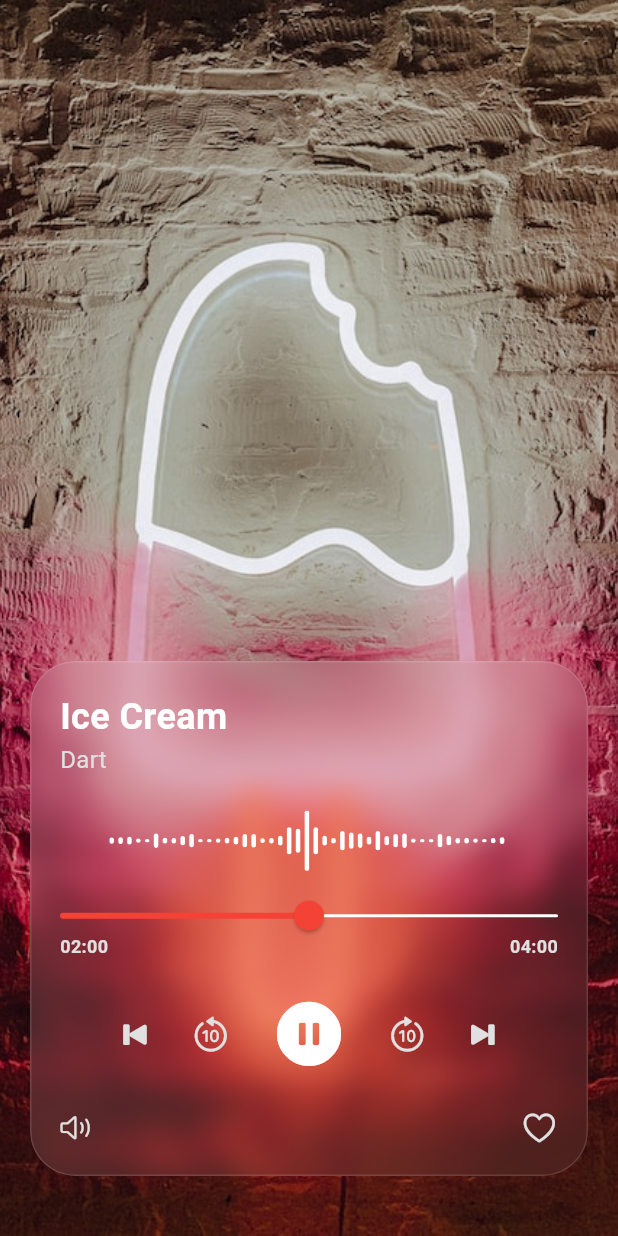
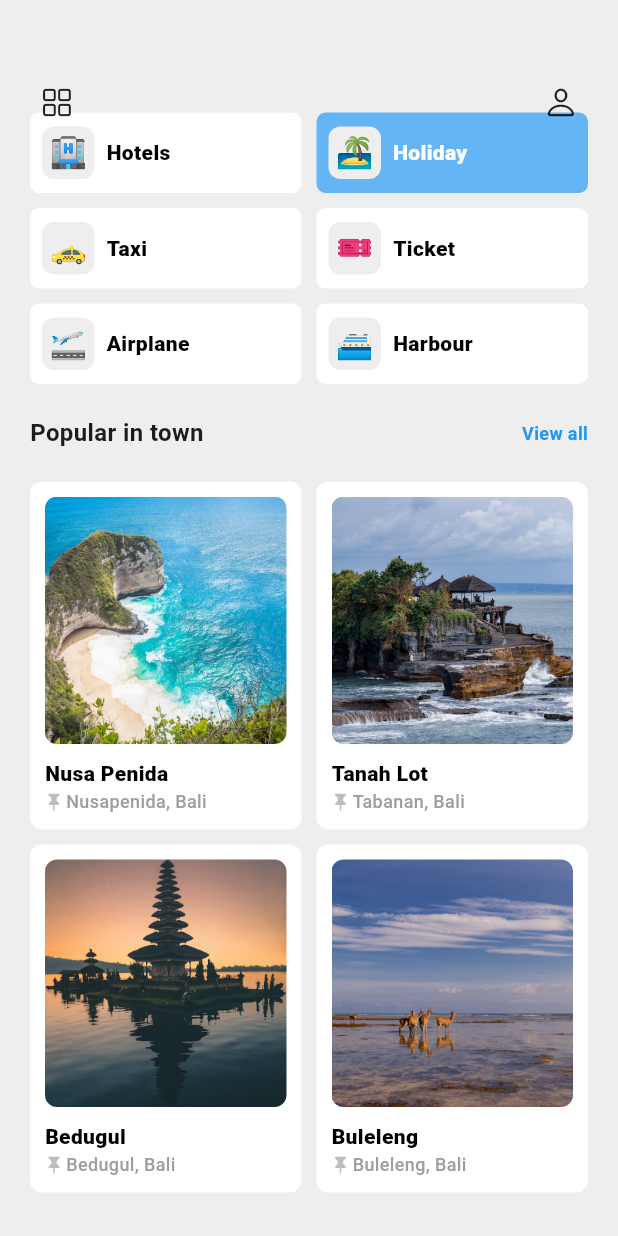
Before and after one commit to Dicky-27/codervamp-flutter, a Flutter app: the screen it shows after launch, on a phone screen of 412 x 824 dp. Run offline on Flutter 3.47's test engine with Material 3 defaults, Android fonts, the phone set to English and light mode, and no system bars; our stand-ins replace lottie; missing offline and left inert: tutorial_coach_mark.

Commit message:
create(inapptour): add widget

```diff
--- /dev/null
+++ b/lib/inapptour/tour_home.dart
@@ -0,0 +1,481 @@
+/*
+  Hi!!!
+
+  This file is organized into sections for easy navigation.
+
+  Sections:
+  - Variables
+  - Global Keys
+  - Tour Functions
+  - Initialization
+  - UI
+
+  Search using section mark like "// MARK: - Variables" to find specific content.
+
+  Don't forget to give a star on my GitHub @Dicky-27!
+*/
+
+import 'dart:ui';
+import 'package:codervamp/utils/dummy.dart';
+import 'package:flutter/cupertino.dart';
+import 'package:flutter/material.dart';
+import 'package:tutorial_coach_mark/tutorial_coach_mark.dart';
+
+class TourHomePage extends StatefulWidget {
+  const TourHomePage({super.key});
+
+  @override
+  State<TourHomePage> createState() => _TourHomePageState();
+}
+
+class _TourHomePageState extends State<TourHomePage> {
+  // MARK: - Variables
+  late TutorialCoachMark tutorialCoachMark;
+
+  // MARK: - Global Keys
+  GlobalKey appbarKeyButtonLeft = GlobalKey();
+  GlobalKey appbarKeyButtonRight = GlobalKey();
+  GlobalKey menuKeyButton = GlobalKey();
+  GlobalKey viewAllKeyButton = GlobalKey();
+  GlobalKey destinationKeyButton = GlobalKey();
+
+  // MARK: - Tour Functions
+  void showTutorial() {
+    tutorialCoachMark.show(context: context);
+  }
+
+  void createTutorial() {
+    tutorialCoachMark = TutorialCoachMark(
+      targets: _createTargets(),
+      colorShadow: Colors.blue,
+      textSkip: "SKIP",
+      textStyleSkip: const TextStyle(
+          fontSize: 16, fontWeight: FontWeight.w800, color: Colors.white),
+      paddingFocus: 10,
+      opacityShadow: 0.5,
+      imageFilter: ImageFilter.blur(sigmaX: 8, sigmaY: 8),
+      onFinish: () {
+        print("finish");
+      },
+      onClickTarget: (target) {
+        print('onClickTarget: $target');
+      },
+      onClickTargetWithTapPosition: (target, tapDetails) {
+        print("target: $target");
+        print(
+            "clicked at position local: ${tapDetails.localPosition} - global: ${tapDetails.globalPosition}");
+      },
+      onClickOverlay: (target) {
+        print('onClickOverlay: $target');
+      },
+      onSkip: () {
+        print("skip");
+        return true;
+      },
+    );
+  }
+
+  List<TargetFocus> _createTargets() {
+    List<TargetFocus> targets = [];
+
+    targets.add(
+      TargetFocus(
+        identify: "Target 0",
+        keyTarget: appbarKeyButtonLeft,
+        contents: [
+          TargetContent(
+            align: ContentAlign.bottom,
+            builder: (context, controller) {
+              return const Column(
+                mainAxisSize: MainAxisSize.min,
+                crossAxisAlignment: CrossAxisAlignment.start,
+                children: <Widget>[
+                  Text(
+                    "Appbar Left Button",
+                    style: TextStyle(
+                        fontWeight: FontWeight.bold,
+                        color: Colors.white,
+                        fontSize: 20.0),
+                  ),
+                  Padding(
+                    padding: EdgeInsets.only(top: 10.0),
+                    child: Text(
+                      "Lorem ipsum dolor sit amet, consectetur adipiscing elit. Proin pulvinar tortor eget maximus iaculis.",
+                      style: TextStyle(color: Colors.white),
+                    ),
+                  ),
+                ],
+              );
+            },
+          ),
+        ],
+      ),
+    );
+
+    targets.add(
+      TargetFocus(
+        identify: "Target 1",
+        keyTarget: appbarKeyButtonRight,
+        contents: [
+          TargetContent(
+            align: ContentAlign.bottom,
+            builder: (context, controller) {
+              return const Column(
+                mainAxisSize: MainAxisSize.min,
+                crossAxisAlignment: CrossAxisAlignment.start,
+                children: <Widget>[
+                  Text(
+                    "Appbar Right Button",
+                    style: TextStyle(
+                        fontWeight: FontWeight.bold,
+                        color: Colors.white,
+                        fontSize: 20.0),
+                  ),
+                  Padding(
+                    padding: EdgeInsets.only(top: 10.0),
+                    child: Text(
+                      "Lorem ipsum dolor sit amet, consectetur adipiscing elit. Proin pulvinar tortor eget maximus iaculis.",
+                      style: TextStyle(color: Colors.white),
+                    ),
+                  ),
+                ],
+              );
+            },
+          ),
+        ],
+      ),
+    );
+
+    targets.add(
+      TargetFocus(
+        identify: "Target 2",
+        keyTarget: menuKeyButton,
+        contents: [
+          TargetContent(
+            align: ContentAlign.bottom,
+            builder: (context, controller) {
+              return const Column(
+                mainAxisSize: MainAxisSize.min,
+                mainAxisAlignment: MainAxisAlignment.center,
+                crossAxisAlignment: CrossAxisAlignment.start,
+                children: <Widget>[
+                  SizedBox(height: 40),
+                  Text(
+                    "Menu Button",
+                    style: TextStyle(
+                        fontWeight: FontWeight.bold,
+                        color: Colors.white,
+                        fontSize: 20.0),
+                  ),
+                  Padding(
+                    padding: EdgeInsets.only(top: 10.0),
+                    child: Text(
+                      "Lorem ipsum dolor sit amet, consectetur adipiscing elit. Proin pulvinar tortor eget maximus iaculis.",
+                      style: TextStyle(color: Colors.white),
+                    ),
+                  ),
+                ],
+              );
+            },
+          ),
+        ],
+        shape: ShapeLightFocus.RRect,
+      ),
+    );
+
+    targets.add(
+      TargetFocus(
+        identify: "Target 3",
+        keyTarget: viewAllKeyButton,
+        contents: [
+          TargetContent(
+            align: ContentAlign.bottom,
+            builder: (context, controller) {
+              return const Column(
+                mainAxisSize: MainAxisSize.min,
+                mainAxisAlignment: MainAxisAlignment.center,
+                crossAxisAlignment: CrossAxisAlignment.start,
+                children: <Widget>[
+                  SizedBox(height: 40),
+                  Text(
+                    "View All Button",
+                    style: TextStyle(
+                        fontWeight: FontWeight.bold,
+                        color: Colors.white,
+                        fontSize: 20.0),
+                  ),
+                  Padding(
+                    padding: EdgeInsets.only(top: 10.0),
+                    child: Text(
+                      "Lorem ipsum dolor sit amet, consectetur adipiscing elit. Proin pulvinar tortor eget maximus iaculis.",
+                      style: TextStyle(color: Colors.white),
+                    ),
+                  ),
+                ],
+              );
+            },
+          ),
+        ],
+      ),
+    );
+
+    targets.add(
+      TargetFocus(
+        identify: "Target 4",
+        keyTarget: destinationKeyButton,
+        contents: [
+          TargetContent(
+            align: ContentAlign.top,
+            builder: (context, controller) {
+              return const Column(
+                mainAxisSize: MainAxisSize.min,
+                mainAxisAlignment: MainAxisAlignment.center,
+                crossAxisAlignment: CrossAxisAlignment.start,
+                children: <Widget>[
+                  Text(
+                    "Destination Button",
+                    style: TextStyle(
+                        fontWeight: FontWeight.bold,
+                        color: Colors.white,
+                        fontSize: 20.0),
+                  ),
+                  Padding(
+                    padding: EdgeInsets.only(top: 10.0),
+                    child: Text(
+                      "Lorem ipsum dolor sit amet, consectetur adipiscing elit. Proin pulvinar tortor eget maximus iaculis.",
+                      style: TextStyle(color: Colors.white),
+                    ),
+                  ),
+                ],
+              );
+            },
+          ),
+        ],
+        shape: ShapeLightFocus.RRect,
+      ),
+    );
+
+    return targets;
+  }
+
+  // MARK: - Initialization
+
+  @override
+  void initState() {
+    ///  Add your condition here to show the tutorial only once (using SharedPreferences, for example).
+    ///   This ensures a user sees the tutorial when necessary.
+    createTutorial();
+    Future.delayed(Duration.zero, showTutorial);
+    super.initState();
+  }
+
+  // MARK: - UI
+
+  @override
+  Widget build(BuildContext context) {
+    var size = MediaQuery.of(context).size;
+    final double itemHeight = (size.height - 41) / 3;
+    final double itemWidth = size.width / 2;
+
+    return Scaffold(
+      backgroundColor: Colors.grey.shade200,
+      appBar: PreferredSize(
+          preferredSize: const Size.fromHeight(70),
+          child: Container(
+            margin: const EdgeInsets.fromLTRB(20, 50, 20, 20),
+            child: Row(
+              mainAxisAlignment: MainAxisAlignment.spaceBetween,
+              crossAxisAlignment: CrossAxisAlignment.center,
+              children: [
+                Container(
+                    key: appbarKeyButtonLeft,
+                    padding: const EdgeInsets.all(6),
+                    decoration: BoxDecoration(
+                        borderRadius: BorderRadius.circular(8),
+                        color: Colors.white),
+                    child: const Icon(CupertinoIcons.square_grid_2x2)),
+                Column(
+                  mainAxisAlignment: MainAxisAlignment.center,
+                  crossAxisAlignment: CrossAxisAlignment.center,
+                  children: [
+                    Text(
+                      "Current Location",
+                      style: TextStyle(
+                          fontSize: 11,
+                          color: Colors.grey.shade400,
+                          fontWeight: FontWeight.w800),
+                    ),
+                    const SizedBox(height: 5),
+                    Row(
+                      crossAxisAlignment: CrossAxisAlignment.center,
+                      mainAxisAlignment: MainAxisAlignment.center,
+                      children: [
+                        Icon(
+                          CupertinoIcons.pin_fill,
+                          color: Colors.blue.shade300,
+                          size: 16,
+                        ),
+                        const SizedBox(width: 5),
+                        const Text(
+                          "Denpasar, Bali ",
+                          style: TextStyle(
+                              fontSize: 14,
+                              color: Colors.black,
+                              fontWeight: FontWeight.w800),
+                        )
+                      ],
+                    )
+                  ],
+                ),
+                Container(
+                    key: appbarKeyButtonRight,
+                    padding: const EdgeInsets.all(6),
+                    decoration: BoxDecoration(
+                        borderRadius: BorderRadius.circular(8),
+                        color: Colors.white),
+                    child: const Icon(CupertinoIcons.person)),
+              ],
+            ),
+          )),
+      body: Container(
+        padding: const EdgeInsets.only(bottom: 20),
+        child: SingleChildScrollView(
+          child: Column(
+            children: [
+              GridView.count(
+                crossAxisCount: 2,
+                childAspectRatio: 3,
+                shrinkWrap: true,
+                physics: const NeverScrollableScrollPhysics(),
+                padding: const EdgeInsets.symmetric(horizontal: 15),
+                children: List.generate(
+                    Dummy.menus.length,
+                    (index) => Container(
+                          key: index == 1 ? menuKeyButton : null,
+                          padding: const EdgeInsets.all(8),
+                          margin: const EdgeInsets.all(5),
+                          decoration: BoxDecoration(
+                              color: index == 1
+                                  ? Colors.blue.shade300
+                                  : Colors.white,
+                              borderRadius: BorderRadius.circular(6)),
+                          child: Row(
+                            mainAxisAlignment: MainAxisAlignment.start,
+                            crossAxisAlignment: CrossAxisAlignment.center,
+                            children: [
+                              Container(
+                                  height: 35,
+                                  width: 35,
+                                  alignment: Alignment.center,
+                                  decoration: BoxDecoration(
+                                      color: Colors.grey.shade200,
+                                      borderRadius: BorderRadius.circular(8)),
+                                  child: Text(
+                                    Dummy.menus[index]['emoji'].toString(),
+                                    style: const TextStyle(fontSize: 20),
+                                  )),
+                              const SizedBox(width: 8),
+                              Text(
+                                Dummy.menus[index]['title'].toString(),
+                                style: TextStyle(
+                                    color: index == 1
+                                        ? Colors.white
+                                        : Colors.black,
+                                    fontSize: 14,
+                                    fontWeight: FontWeight.w800),
+                              )
+                            ],
+                          ),
+                        )),
+              ),
+              const SizedBox(height: 16),
+              Padding(
+                  padding: const EdgeInsets.symmetric(horizontal: 20),
+                  child: Row(
+                    mainAxisAlignment: MainAxisAlignment.spaceBetween,
+                    children: [
+                      const Text(
+                        "Popular in town",
+                        style: TextStyle(
+                            fontWeight: FontWeight.w700, fontSize: 16),
+                      ),
+                      Container(
+                          key: viewAllKeyButton,
+                          child: Text("View all",
+                              style: TextStyle(
+                                  fontWeight: FontWeight.w700,
+                                  fontSize: 12,
+                                  color: Colors.blue.shade500)))
+                    ],
+                  )),
+              const SizedBox(height: 16),
+              GridView.count(
+                crossAxisCount: 2,
+                shrinkWrap: true,
+                childAspectRatio: (itemWidth / itemHeight),
+                physics: const NeverScrollableScrollPhysics(),
+                padding: const EdgeInsets.symmetric(horizontal: 15),
+                children: List.generate(
+                    Dummy.destinations.length,
+                    (index) => Container(
+                          key: index == 0 ? destinationKeyButton : null,
+                          padding: const EdgeInsets.all(10),
+                          margin: const EdgeInsets.all(5),
+                          decoration: BoxDecoration(
+                              color: Colors.white,
+                              borderRadius: BorderRadius.circular(8)),
+                          child: Column(
+                            mainAxisAlignment: MainAxisAlignment.center,
+                            crossAxisAlignment: CrossAxisAlignment.start,
+                            children: [
+                              Expanded(
+                                  child: SizedBox(
+                                width: double.maxFinite,
+                                child: ClipRRect(
+                                  borderRadius: BorderRadius.circular(8),
+                                  child: Image.asset(
+                                    Dummy.destinations[index]['imgPath']
+                                        .toString(),
+                                    fit: BoxFit.cover,
+                                  ),
+                                ),
+                              )),
+                              const SizedBox(height: 10),
+                              Text(
+                                Dummy.destinations[index]['title'].toString(),
+                                style: const TextStyle(
+                                    color: Colors.black,
+                                    fontSize: 14,
+                                    fontWeight: FontWeight.w800),
+                              ),
+                              Row(
+                                mainAxisAlignment: MainAxisAlignment.start,
+                                crossAxisAlignment: CrossAxisAlignment.center,
+                                children: [
+                                  Icon(
+                                    CupertinoIcons.pin_fill,
+                                    color: Colors.grey.shade400,
+                                    size: 12,
+                                  ),
+                                  const SizedBox(width: 2),
+                                  Text(
+                                    Dummy.destinations[index]['location']
+                                        .toString(),
+                                    style: TextStyle(
+                                        color: Colors.grey.shade500,
+                                        fontSize: 12,
+                                        fontWeight: FontWeight.w500),
+                                  )
+                                ],
+                              )
+                            ],
+                          ),
+                        )),
+              ),
+            ],
+          ),
+        ),
+      ),
+    );
+  }
+}
--- a/lib/main.dart
+++ b/lib/main.dart
@@ -1,4 +1,4 @@
-import 'package:codervamp/glassmorphism/glassmorphism.dart';
+import 'package:codervamp/inapptour/tour_home.dart';
 import 'package:flutter/material.dart';
 
 void main() {
@@ -17,7 +17,7 @@ class MyApp extends StatelessWidget {
         colorScheme: ColorScheme.fromSeed(seedColor: Colors.deepPurple),
         useMaterial3: true,
       ),
-      home: const GlassmorphismWidget(),
+      home: const TourHomePage(),
     );
   }
 }
--- a/lib/utils/assets.dart
+++ b/lib/utils/assets.dart
@@ -10,6 +10,13 @@ class Assets {
   static const String IMG_SONG = '${IMAGES_PATH}img-song.jpg';
   static const String IMG_BG = '${IMAGES_PATH}img-bg.jpg';
 
+  static const String IMG_BEDUGUL = '${IMAGES_PATH}img-bedugul.jpg';
+  static const String IMG_BULELENG = '${IMAGES_PATH}img-buleleng.jpg';
+  static const String IMG_KARANGASEM = '${IMAGES_PATH}img-karangasem.jpg';
+  static const String IMG_NUSA = '${IMAGES_PATH}img-nusa.jpg';
+  static const String IMG_TANAH = '${IMAGES_PATH}img-tanah.jpg';
+  static const String IMG_KUTA = '${IMAGES_PATH}img-kuta.jpg';
+
   //Lottie
   static const String LOTTIE_MUSIC = '${LOTTIES_PATH}lottie-music.json';
 }
--- /dev/null
+++ b/lib/utils/dummy.dart
@@ -0,0 +1,63 @@
+import 'package:codervamp/utils/assets.dart';
+
+class Dummy {
+  static List<Map<String, String>> menus = [
+    {
+      'emoji': '🏨',
+      'title': 'Hotels',
+    },
+    {
+      'emoji': '🏝️',
+      'title': 'Holiday',
+    },
+    {
+      'emoji': '🚕',
+      'title': 'Taxi',
+    },
+    {
+      'emoji': '🎫',
+      'title': 'Ticket',
+    },
+    {
+      'emoji': '🛫',
+      'title': 'Airplane',
+    },
+    {
+      'emoji': '🛳️',
+      'title': 'Harbour',
+    },
+  ];
+
+  static List<Map<String, String>> destinations = [
+    {
+      'imgPath': Assets.IMG_NUSA,
+      'title': "Nusa Penida",
+      "location": "Nusapenida, Bali",
+    },
+    {
+      'imgPath': Assets.IMG_TANAH,
+      'title': "Tanah Lot",
+      "location": "Tabanan, Bali",
+    },
+    {
+      'imgPath': Assets.IMG_BEDUGUL,
+      'title': "Bedugul",
+      "location": "Bedugul, Bali",
+    },
+    {
+      'imgPath': Assets.IMG_BULELENG,
+      'title': "Buleleng",
+      "location": "Buleleng, Bali",
+    },
+    {
+      'imgPath': Assets.IMG_KARANGASEM,
+      'title': "Karangasem",
+      "location": "Karangasem, Bali",
+    },
+    {
+      'imgPath': Assets.IMG_KUTA,
+      'title': "Kuta",
+      "location": "Kuta, Bali",
+    },
+  ];
+}
--- a/pubspec.yaml
+++ b/pubspec.yaml
@@ -16,6 +16,9 @@ dependencies:
   #Bento UI
   flutter_staggered_grid_view: ^0.7.0
 
+  #InAppTour
+  tutorial_coach_mark: ^1.2.11
+
   lottie: ^2.7.0
 
 dev_dependencies:
```
Also changed, not shown: assets/images/img-bedugul.jpg (added), assets/images/img-buleleng.jpg (added), assets/images/img-karangasem.jpg (added), assets/images/img-kuta.jpg (added), assets/images/img-nusa.jpg (added), assets/images/img-tanah.jpg (added), pubspec.lock.
